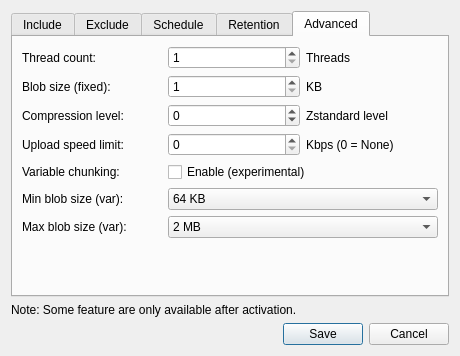
Old version of the form src/ui/backup_settings.ui in the repository Blobbackup/Blobbackup.
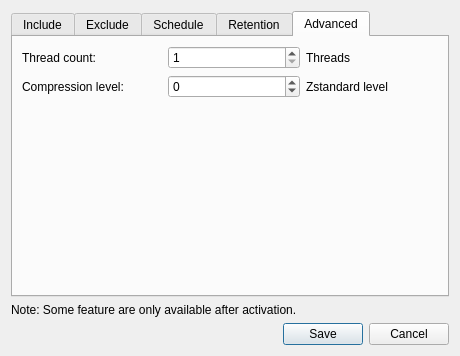
New version of the form. The open tabs and pages were chosen to show the change.

Diff of the .ui file:
```diff
--- a/src/ui/backup_settings.ui
+++ b/src/ui/backup_settings.ui
@@ -529,46 +529,6 @@
          </item>
         </layout>
        </item>
-       <item>
-        <layout class="QHBoxLayout" name="horizontalLayout_8">
-         <item>
-          <widget class="QLabel" name="label_6">
-           <property name="minimumSize">
-            <size>
-             <width>140</width>
-             <height>0</height>
-            </size>
-           </property>
-           <property name="maximumSize">
-            <size>
-             <width>140</width>
-             <height>16777215</height>
-            </size>
-           </property>
-           <property name="text">
-            <string>Blob size (fixed): </string>
-           </property>
-          </widget>
-         </item>
-         <item>
-          <widget class="QSpinBox" name="upload_blob_size_spin_box">
-           <property name="minimum">
-            <number>1</number>
-           </property>
-           <property name="maximum">
-            <number>999999999</number>
-           </property>
-          </widget>
-         </item>
-         <item>
-          <widget class="QLabel" name="label_10">
-           <property name="text">
-            <string>KB</string>
-           </property>
-          </widget>
-         </item>
-        </layout>
-       </item>
        <item>
         <layout class="QHBoxLayout" name="horizontalLayout_14">
          <item>
@@ -609,202 +569,6 @@
          </item>
         </layout>
        </item>
-       <item>
-        <layout class="QHBoxLayout" name="horizontalLayout_15">
-         <item>
-          <widget class="QLabel" name="label_8">
-           <property name="minimumSize">
-            <size>
-             <width>140</width>
-             <height>0</height>
-            </size>
-           </property>
-           <property name="maximumSize">
-            <size>
-             <width>140</width>
-             <height>16777215</height>
-            </size>
-           </property>
-           <property name="text">
-            <string>Upload speed limit:</string>
-           </property>
-          </widget>
-         </item>
-         <item>
-          <widget class="QSpinBox" name="upload_speed_limit_spin_box">
-           <property name="maximum">
-            <number>999999999</number>
-           </property>
-          </widget>
-         </item>
-         <item>
-          <widget class="QLabel" name="label_12">
-           <property name="text">
-            <string>Kbps (0 = None)</string>
-           </property>
-          </widget>
-         </item>
-        </layout>
-       </item>
-       <item>
-        <layout class="QHBoxLayout" name="horizontalLayout_12">
-         <item>
-          <widget class="QLabel" name="label_13">
-           <property name="minimumSize">
-            <size>
-             <width>140</width>
-             <height>0</height>
-            </size>
-           </property>
-           <property name="maximumSize">
-            <size>
-             <width>140</width>
-             <height>16777215</height>
-            </size>
-           </property>
-           <property name="text">
-            <string>Variable chunking:</string>
-           </property>
-          </widget>
-         </item>
-         <item>
-          <widget class="QCheckBox" name="variable_checkbox">
-           <property name="text">
-            <string>Enable (experimental)</string>
-           </property>
-          </widget>
-         </item>
-        </layout>
-       </item>
-       <item>
-        <layout class="QHBoxLayout" name="horizontalLayout_13">
-         <item>
-          <widget class="QLabel" name="label_14">
-           <property name="minimumSize">
-            <size>
-             <width>140</width>
-             <height>0</height>
-            </size>
-           </property>
-           <property name="maximumSize">
-            <size>
-             <width>140</width>
-             <height>16777215</height>
-            </size>
-           </property>
-           <property name="text">
-            <string>Min blob size (var):</string>
-           </property>
-          </widget>
-         </item>
-         <item>
-          <widget class="QComboBox" name="min_blob_size_combo_box">
-           <item>
-            <property name="text">
-             <string>64 KB</string>
-            </property>
-           </item>
-           <item>
-            <property name="text">
-             <string>128 KB</string>
-            </property>
-           </item>
-           <item>
-            <property name="text">
-             <string>256 KB</string>
-            </property>
-           </item>
-           <item>
-            <property name="text">
-             <string>512 KB</string>
-            </property>
-           </item>
-           <item>
-            <property name="text">
-             <string>1 MB</string>
-            </property>
-           </item>
-           <item>
-            <property name="text">
-             <string>2 MB</string>
-            </property>
-           </item>
-           <item>
-            <property name="text">
-             <string>4 MB</string>
-            </property>
-           </item>
-           <item>
-            <property name="text">
-             <string>8 MB</string>
-            </property>
-           </item>
-          </widget>
-         </item>
-        </layout>
-       </item>
-       <item>
-        <layout class="QHBoxLayout" name="horizontalLayout_16">
-         <item>
-          <widget class="QLabel" name="label_15">
-           <property name="minimumSize">
-            <size>
-             <width>140</width>
-             <height>0</height>
-            </size>
-           </property>
-           <property name="maximumSize">
-            <size>
-             <width>140</width>
-             <height>16777215</height>
-            </size>
-           </property>
-           <property name="text">
-            <string>Max blob size (var):</string>
-           </property>
-          </widget>
-         </item>
-         <item>
-          <widget class="QComboBox" name="max_blob_size_combo_box">
-           <item>
-            <property name="text">
-             <string>2 MB</string>
-            </property>
-           </item>
-           <item>
-            <property name="text">
-             <string>4 MB</string>
-            </property>
-           </item>
-           <item>
-            <property name="text">
-             <string>8 MB</string>
-            </property>
-           </item>
-           <item>
-            <property name="text">
-             <string>16 MB</string>
-            </property>
-           </item>
-           <item>
-            <property name="text">
-             <string>32 MB</string>
-            </property>
-           </item>
-           <item>
-            <property name="text">
-             <string>64 MB</string>
-            </property>
-           </item>
-           <item>
-            <property name="text">
-             <string>128 MB</string>
-            </property>
-           </item>
-          </widget>
-         </item>
-        </layout>
-       </item>
        <item>
         <spacer name="verticalSpacer_5">
          <property name="orientation">
```
